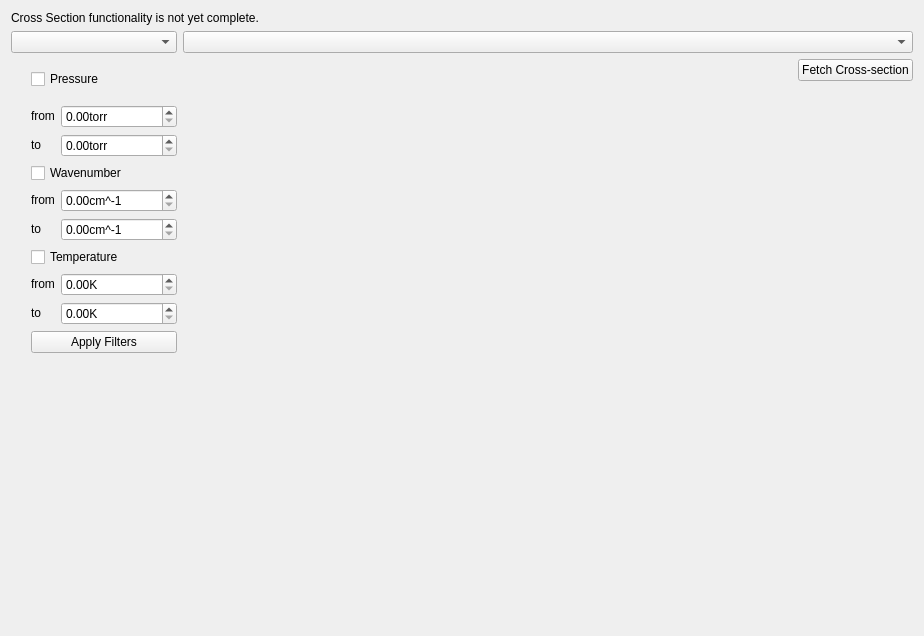
This is layouts/cross_section_widget.ui in hitranonline/hapiest as Qt 5 draws it before an edit. The edited form follows.
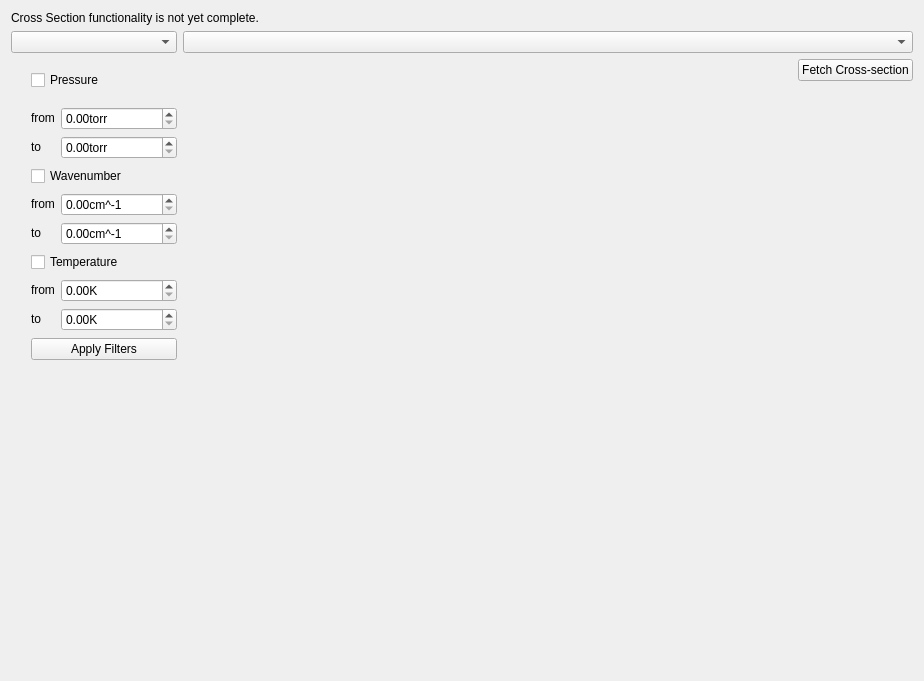
This is the edited form.

Diff of the .ui file:
```diff
--- a/layouts/cross_section_widget.ui
+++ b/layouts/cross_section_widget.ui
@@ -7,7 +7,7 @@
     <x>0</x>
     <y>0</y>
     <width>924</width>
-    <height>636</height>
+    <height>681</height>
    </rect>
   </property>
   <property name="windowTitle">
```
